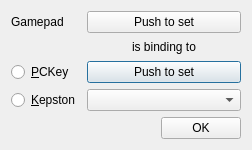
Before: the Qt Designer form ui/padbinder.ui in samstyle/Xpeccy, drawn with Qt 5.
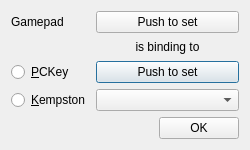
After: the same form once the commit is applied. Icons and pictures are not drawn.

Commit message: build 20160614 [:)] Kepston...

Diff of the .ui file:
```diff
--- a/ui/padbinder.ui
+++ b/ui/padbinder.ui
@@ -9,7 +9,7 @@
    <rect>
     <x>0</x>
     <y>0</y>
-    <width>252</width>
+    <width>250</width>
     <height>150</height>
    </rect>
   </property>
@@ -84,7 +84,7 @@
      <item row="3" column="0">
       <widget class="QRadioButton" name="rbJoy">
        <property name="text">
-        <string>&amp;Kepston</string>
+        <string>&amp;Kempston</string>
        </property>
        <attribute name="buttonGroup">
         <string notr="true">bgrDevType</string>
```
